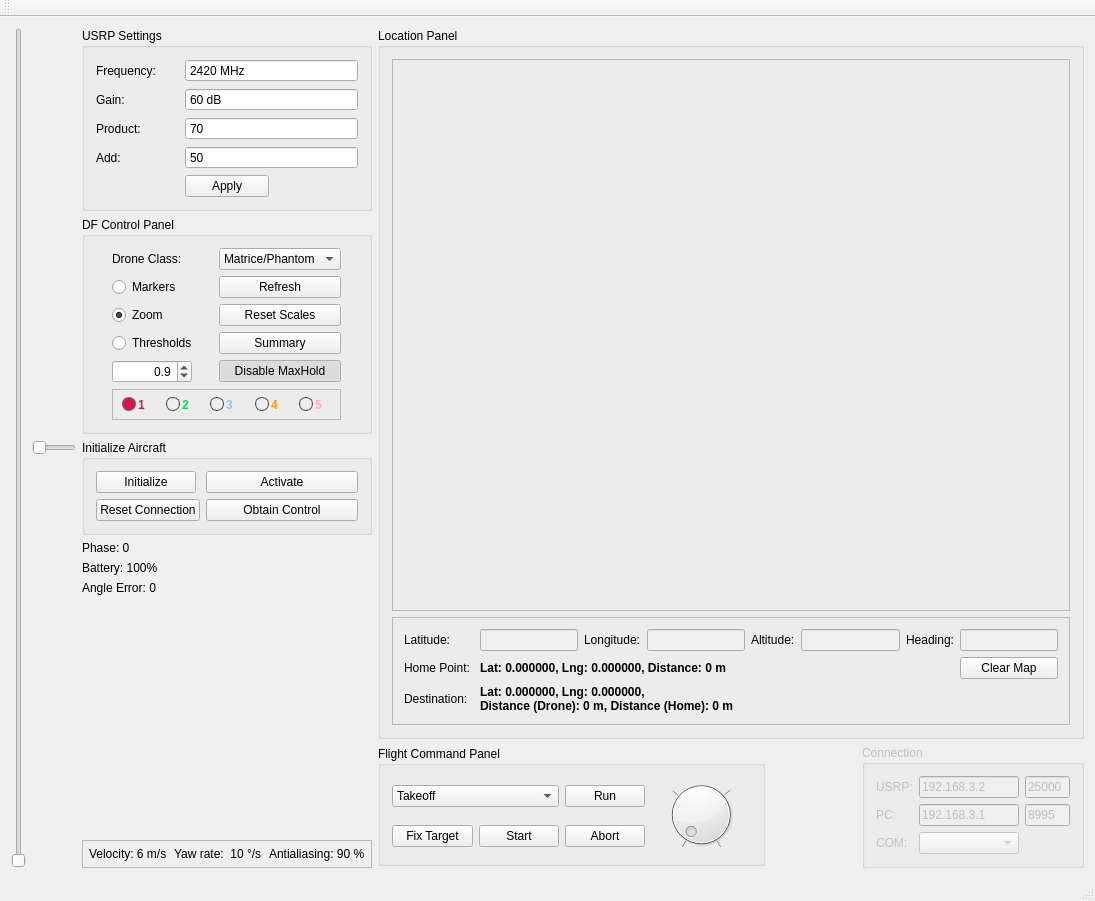
Old version of the form view/mainview.ui in the repository Valkaryne/Matrice600DF.
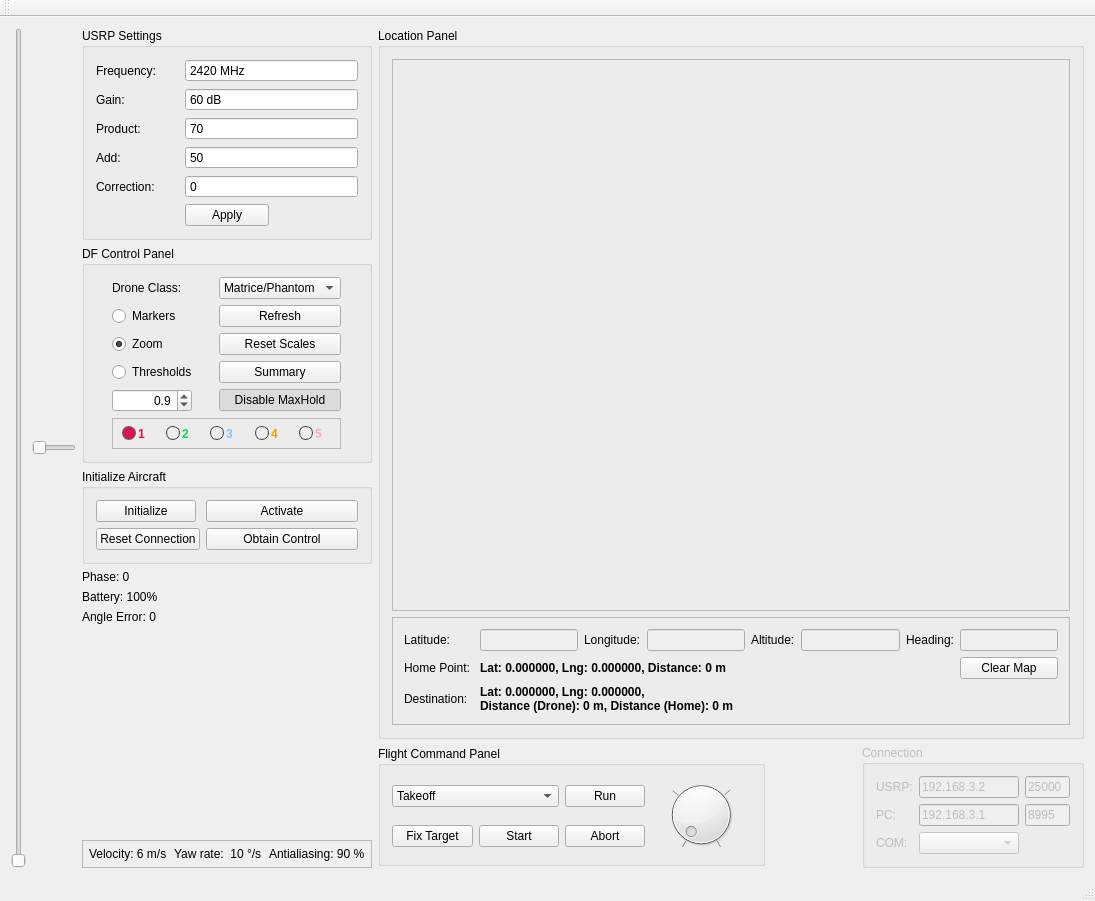
New version of the form.

The edit to the form file:
```diff
--- a/view/mainview.ui
+++ b/view/mainview.ui
@@ -246,6 +246,26 @@
            </property>
           </widget>
          </item>
+         <item row="4" column="0">
+          <widget class="QLabel" name="lbl_df_correction">
+           <property name="text">
+            <string>Correction:</string>
+           </property>
+          </widget>
+         </item>
+         <item row="4" column="1" colspan="2">
+          <widget class="QSpinBox" name="sb_df_correction">
+           <property name="buttonSymbols">
+            <enum>QAbstractSpinBox::NoButtons</enum>
+           </property>
+           <property name="minimum">
+            <number>-90</number>
+           </property>
+           <property name="maximum">
+            <number>90</number>
+           </property>
+          </widget>
+         </item>
         </layout>
        </widget>
       </item>
```
Left out of the diff: 2 changed lines with no effect on the pictures.
